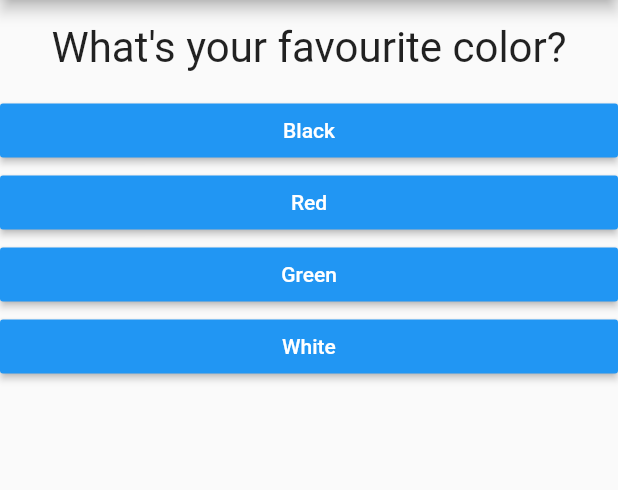
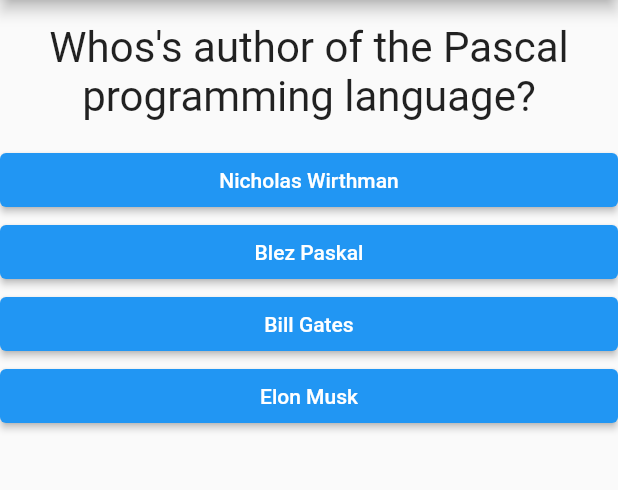
Before and after one commit to LeftTwixWand/HelloFlutter, a Flutter app: the screen it shows after launch, on a phone screen of 412 x 824 dp, the part 84-574 px from its top. Run offline on Flutter 3.47's test engine with Material 2 defaults, Android fonts, the phone set to English and light mode, and no system bars.

```diff
--- a/lib/answer.dart
+++ b/lib/answer.dart
@@ -10,9 +10,7 @@ class Answer extends StatelessWidget {
   Widget build(BuildContext context) {
     return Container(
       width: double.infinity,
-      child: RaisedButton(
-        color: Colors.blue,
-        textColor: Colors.white,
+      child: ElevatedButton(
         child: Text(_answerText),
         onPressed: _onPressedHandler,
       ),
--- a/lib/main.dart
+++ b/lib/main.dart
@@ -13,25 +13,48 @@ class MyApp extends StatefulWidget {
 
 class MyAppState extends State<MyApp> {
   var _questionIndex = 0;
+  var _totalScore = 0;
 
   final _questions = const [
     {
-      'questionText': 'What\'s your favourite color?',
-      'answers': ['Black', 'Red', 'Green', 'White']
+      'questionText': 'Whos\'s author of the Pascal programming language?',
+      'answers': [
+        {'text': 'Nicholas Wirthman', 'score': 10},
+        {'text': 'Blez Paskal', 'score': 0},
+        {'text': 'Bill Gates', 'score': 0},
+        {'text': 'Elon Musk', 'score': 0},
+      ]
     },
     {
-      'questionText': 'What\'s your favourite animal?',
-      'answers': ['Cat', 'Dog', 'Rabbit', 'Lion']
+      'questionText': 'Can you change a const variable?',
+      'answers': [
+        {'text': 'Yes', 'score': 0},
+        {'text': 'No', 'score': 5},
+      ]
     },
     {
-      'questionText': 'Who\'s your favourite instructor?',
-      'answers': ['Max', 'Max']
-    },
+      'questionText': 'In which programming language this app was written?',
+      'answers': [
+        {'text': 'Dart', 'score': 10},
+        {'text': 'C#', 'score': 0},
+        {'text': 'Go', 'score': 0},
+        {'text': 'Swift', 'score': 0},
+      ]
+    }
   ];
 
-  void _answerQuestion() {
+  void _answerQuestion(int score) {
+    _totalScore += score;
+
     setState(() {
       _questionIndex = _questionIndex + 1;
+    });
+  }
+
+  void _restartQuizz() {
+    setState(() {
+      _questionIndex = 0;
+      _totalScore = 0;
     });
   }
 
@@ -48,7 +71,7 @@ class MyAppState extends State<MyApp> {
                 answerQuestion: _answerQuestion,
                 questionIndex: _questionIndex,
                 questions: _questions)
-            : Result(),
+            : Result(_totalScore, _restartQuizz),
       ),
     );
   }
--- a/lib/quiz.dart
+++ b/lib/quiz.dart
@@ -19,8 +19,9 @@ class Quiz extends StatelessWidget {
         Question(
           questions[questionIndex]['questionText'],
         ),
-        ...(questions[questionIndex]['answers'] as List<String>)
-            .map((answer) => Answer(answer, answerQuestion))
+        ...(questions[questionIndex]['answers'] as List<Map<String, Object>>)
+            .map((answer) =>
+                Answer(answer['text'], () => answerQuestion(answer['score'])))
             .toList()
       ],
     );
```
Also changed, not shown: lib/result.dart (+24 -1 lines).
